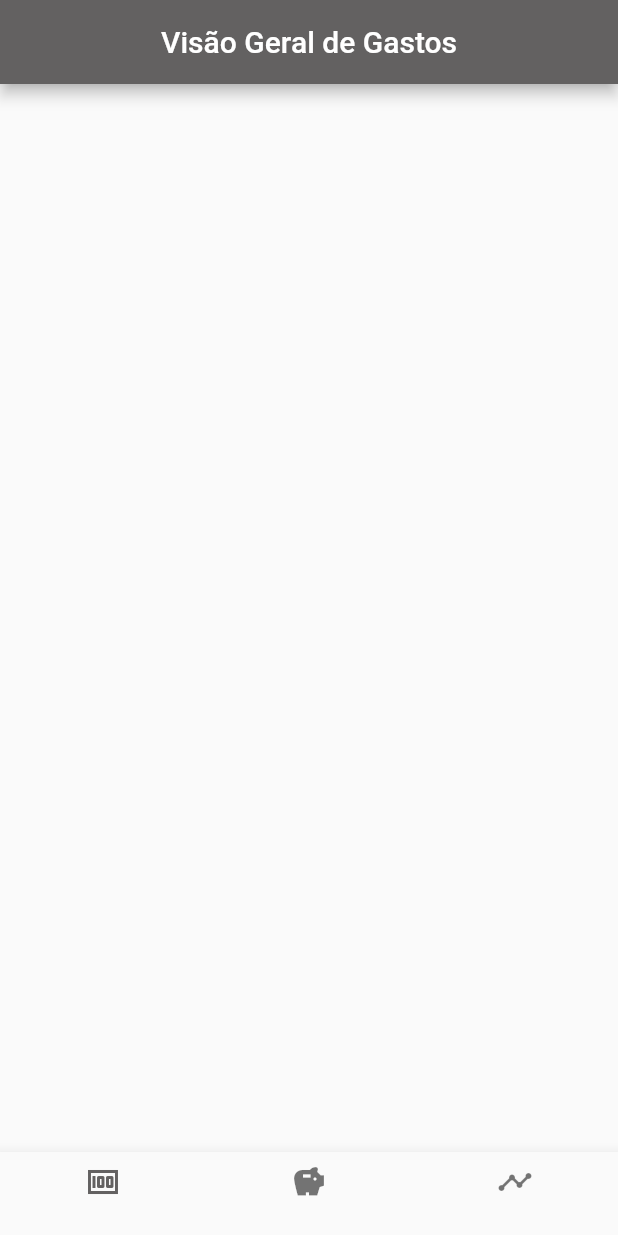
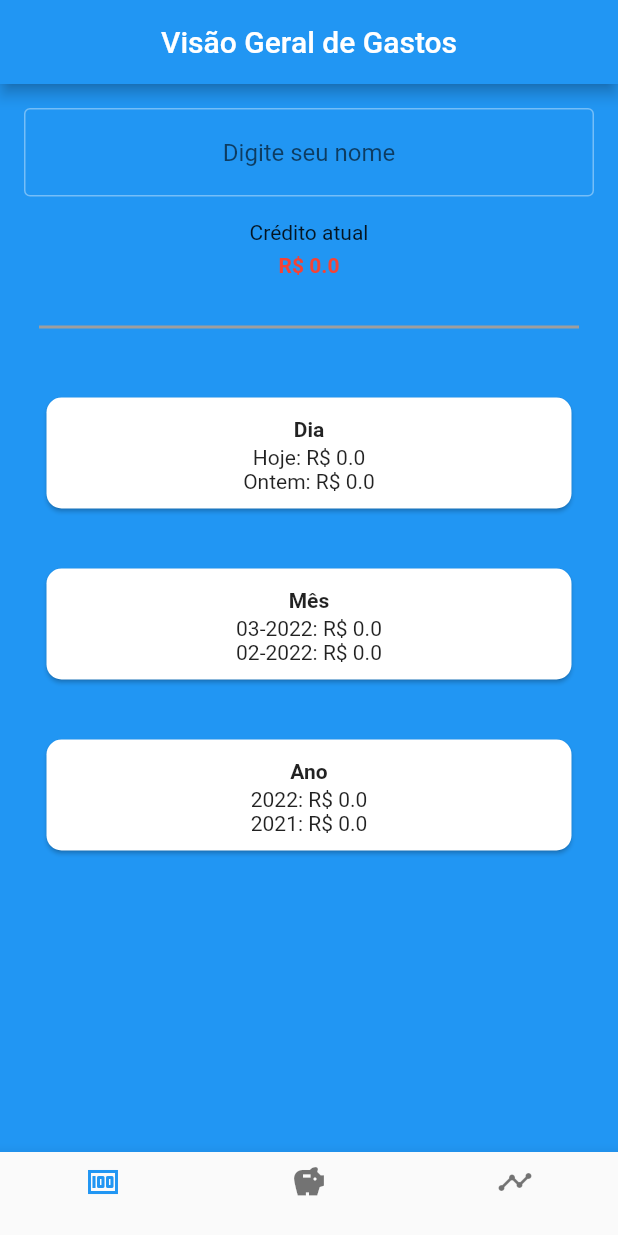
Before and after one commit to mion24/nao_entre_em_panico, a Flutter app: the HomeView screen opened directly, on a phone screen of 412 x 824 dp. Run offline on Flutter 3.47's test engine with Material 2 defaults, Android fonts, the phone set to English and light mode, and no system bars; our stand-ins replace flutter_mobx, get_it, mobx; missing offline and left inert: dart:ffi; generated files the repository leaves out were written again; network calls fail.

Commit message:
interface pronta

```diff
--- a/lib/core/tema/tema.dart
+++ b/lib/core/tema/tema.dart
@@ -3,22 +3,22 @@ import 'package:flutter/material.dart';
 ThemeData tema() => ThemeData(
       colorScheme: ColorScheme(
         brightness: Brightness.light,
-        primary: Color.fromARGB(255, 99, 97, 97),
+        primary: Colors.blue,
         onPrimary: Colors.white,
         secondary: Colors.black,
         onSecondary: Colors.white,
         error: Colors.red,
         onError: Colors.white,
-        background: Color.fromARGB(255, 99, 97, 97),
+        background: Colors.blue,
         onBackground: Colors.white,
         surface: Colors.black,
         onSurface: Colors.white,
       ),
       appBarTheme: AppBarTheme(
-        backgroundColor: Color.fromARGB(255, 99, 97, 97),
+        backgroundColor: Colors.blue,
       ),
       floatingActionButtonTheme: FloatingActionButtonThemeData(
-        backgroundColor: Colors.purple,
+        backgroundColor: Colors.grey,
       ),
       elevatedButtonTheme: ElevatedButtonThemeData(
         style: ButtonStyle(
--- /dev/null
+++ b/lib/pages/components/card.dart
@@ -0,0 +1,49 @@
+import 'package:flutter/material.dart';
+import 'package:flutter/src/foundation/key.dart';
+import 'package:flutter/src/widgets/framework.dart';
+
+class CardView extends StatelessWidget {
+  const CardView(
+      {Key? key,
+      required this.titulo,
+      required this.subT1,
+      required this.subT2})
+      : super(key: key);
+
+  final String titulo;
+  final String subT1;
+  final String subT2;
+
+  @override
+  Widget build(BuildContext context) {
+    return Card(
+      shape: RoundedRectangleBorder(
+          borderRadius: BorderRadius.circular(10.0) //quao redondo e a borda
+          ),
+      margin: const EdgeInsets.all(20.0),
+      elevation: 1.2,
+      child: Container(
+        width: 350, //maior num finito definido como largura
+        padding: const EdgeInsets.all(10.0),
+        child: Column(
+          crossAxisAlignment:
+              CrossAxisAlignment.center, //alinhar no começo da pagina
+          children: [
+            Align(
+              child: Padding(
+                padding: const EdgeInsets.all(3.0),
+                child: Text(
+                  titulo,
+                  style: TextStyle(fontWeight: FontWeight.bold),
+                ),
+              ), //alinhando somente o text titulo no meio
+              alignment: Alignment.center,
+            ),
+            Text(subT1),
+            Text(subT2),
+          ],
+        ),
+      ),
+    );
+  }
+}
--- a/lib/pages/estado_financeiro/estado_financeiro.dart
+++ b/lib/pages/estado_financeiro/estado_financeiro.dart
@@ -1,10 +1,40 @@
 import 'package:flutter/material.dart';
+import 'package:nao_entre_em_panico/pages/components/card.dart';
 
 class EstadoFinanceiroView extends StatelessWidget {
   const EstadoFinanceiroView({Key? key}) : super(key: key);
 
   @override
   Widget build(BuildContext context) {
-    return Container();
+    return Container(
+      color: Colors.blue,
+      alignment: Alignment.center,
+      child: Column(
+        mainAxisAlignment: MainAxisAlignment.spaceEvenly,
+        children: [
+          SizedBox(
+            width: 50,
+            height: 53,
+            child: Image.network(
+                'https://cdn2.iconfinder.com/data/icons/weather-blue-filled-line/32/weather_Flash_lightning_thunder_bolt_Electricity_storm-512.png'),
+          ),
+          CardView(
+            titulo: 'Dia',
+            subT1: 'Hoje: Superávit(r\$ 0.0)',
+            subT2: 'Ontem: Superávit(r\$ 0.0)',
+          ),
+          CardView(
+            titulo: 'Mês',
+            subT1: '03-2022: Superávit(r\$ 0.0)',
+            subT2: '04-2022: Superávit(r\$ 0.0)',
+          ),
+          CardView(
+            titulo: 'Ano',
+            subT1: '2022: Superávit(r\$ 0.0)',
+            subT2: '2021: Superávit(r\$ 0.0)',
+          ),
+        ],
+      ),
+    );
   }
 }
--- a/lib/pages/visao_geral_gastos/visao_geral_gastos.dart
+++ b/lib/pages/visao_geral_gastos/visao_geral_gastos.dart
@@ -1,10 +1,62 @@
 import 'package:flutter/material.dart';
+import 'package:nao_entre_em_panico/pages/components/card.dart';
 
 class VisaoGeralGastosView extends StatelessWidget {
   const VisaoGeralGastosView({Key? key}) : super(key: key);
 
   @override
   Widget build(BuildContext context) {
-    return Container();
+    return Scaffold(
+      backgroundColor: Colors.blue,
+      body: Column(
+        children: [
+          Container(
+            child: Padding(
+              padding: const EdgeInsets.all(16.0),
+              child: TextFormField(
+                  decoration: InputDecoration(
+                    hintText: 'Digite seu nome',
+                    border: OutlineInputBorder(),
+                  ),
+                  textAlign: TextAlign.center),
+            ),
+          ),
+          Text('Crédito atual'),
+          Padding(
+            padding: const EdgeInsets.all(6.0),
+            child: Text(
+              'R\$ 0.0',
+              style: TextStyle(
+                fontWeight: FontWeight.bold,
+                color: Colors.red,
+              ),
+            ),
+          ),
+          Padding(
+            padding: const EdgeInsets.all(10.0),
+            child: Container(
+              height: 2,
+              width: double.maxFinite,
+              color: Colors.grey,
+              margin: EdgeInsets.symmetric(horizontal: 16, vertical: 16),
+            ),
+          ),
+          CardView(
+            titulo: 'Dia',
+            subT1: 'Hoje: R\$ 0.0',
+            subT2: 'Ontem: R\$ 0.0',
+          ),
+          CardView(
+              titulo: 'Mês',
+              subT1: '03-2022: R\$ 0.0',
+              subT2: '02-2022: R\$ 0.0'),
+          CardView(
+            titulo: 'Ano',
+            subT1: '2022: R\$ 0.0',
+            subT2: '2021: R\$ 0.0',
+          ),
+        ],
+      ),
+    );
   }
 }
```
Also changed, not shown: lib/pages/creditos_debitos/add_despesa.dart (added, +50 -0 lines), lib/pages/creditos_debitos/creditos_debitos.dart (+41 -1 lines), pubspec.lock, 1 other file.
